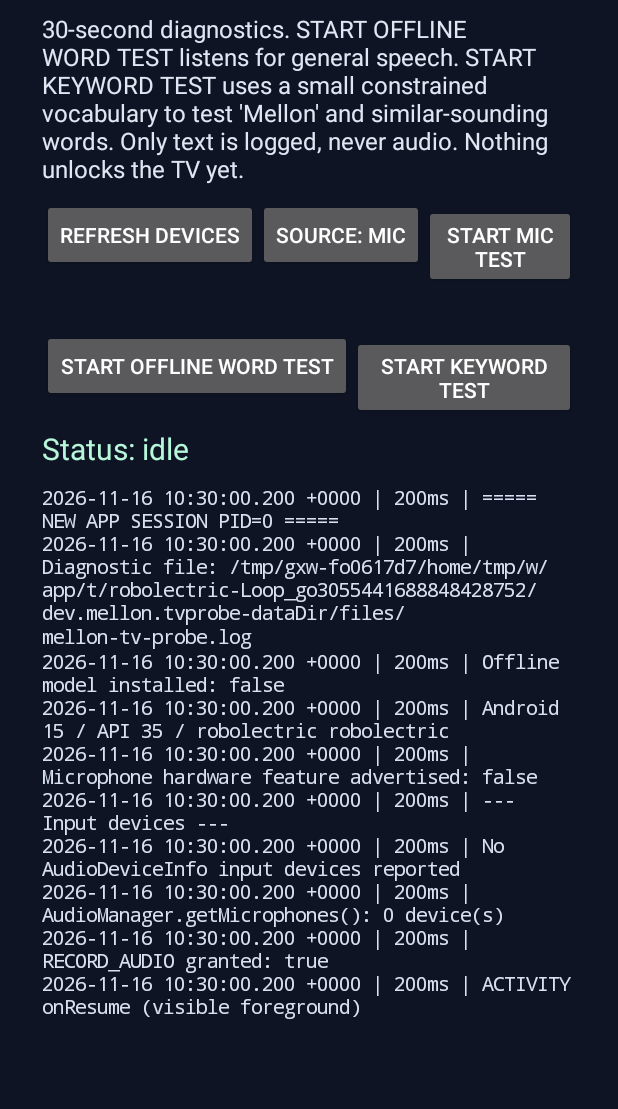
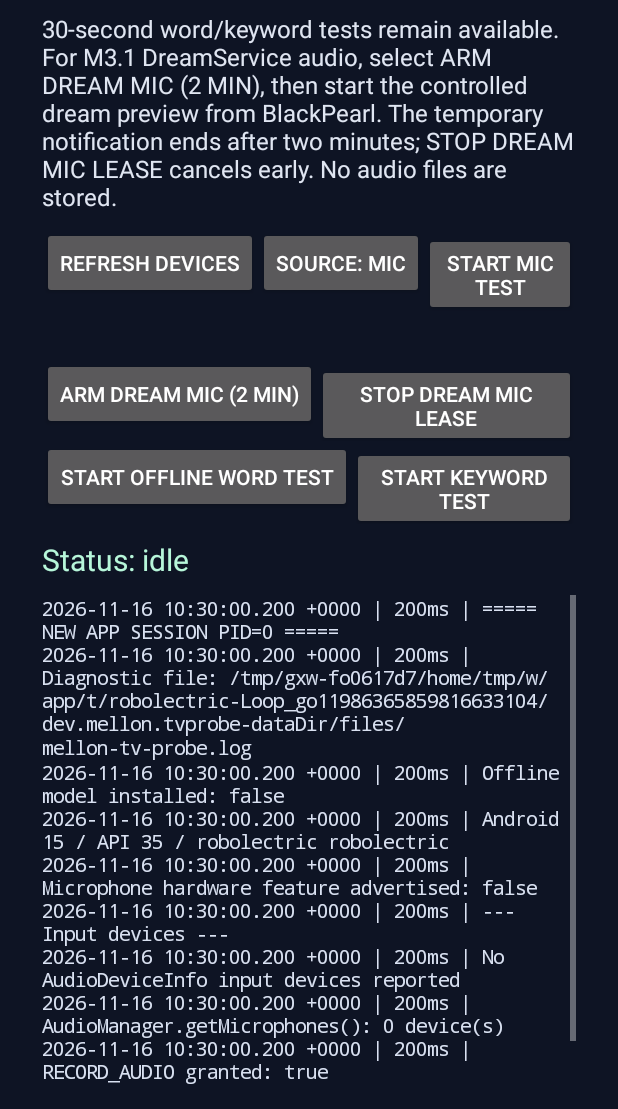
Before and after one commit to ap0calypse644/Mellon, an Android app: the MainActivity screen opened directly, with no data from a screen before it, on a phone screen of 412 x 824 dp, the part 127-1236 px from its top. Run offline under Robolectric (Android 15) with nearby library versions, the phone set to English and light mode, and no system bars; libraries missing offline, so code that uses them is left out: org.vosk.

Commit message:
test(android-tv): expose manual two-minute dream microphone lease controls

```diff
--- a/android-tv/probe/app/src/main/java/dev/mellon/tvprobe/MainActivity.kt
+++ b/android-tv/probe/app/src/main/java/dev/mellon/tvprobe/MainActivity.kt
@@ -3,6 +3,7 @@ package dev.mellon.tvprobe
 import android.Manifest
 import android.app.Activity
 import android.content.Context
+import android.content.Intent
 import android.content.pm.PackageManager
 import android.media.AudioDeviceInfo
 import android.media.AudioFormat
@@ -40,6 +41,7 @@ import kotlin.math.max
 class MainActivity : Activity() {
     private val logTag = "MellonMicProbe"
     private val permissionRequest = 101
+    private val leasePermissionRequest = 102
     private val maxCaptureMs = 30_000L
     private val logFileName = "mellon-tv-probe.log"
     private val fileLock = Any()
@@ -51,6 +53,8 @@ class MainActivity : Activity() {
     private lateinit var modeButton: Button
     private lateinit var wordButton: Button
     private lateinit var keywordButton: Button
+    private lateinit var startLeaseButton: Button
+    private lateinit var stopLeaseButton: Button
     private var requestingWordTest = false
     private var keywordTestRequested = false
     private val keywordGrammar = """["melon", "mellon", "hello", "yellow", "open the door", "[unk]"]"""
@@ -85,7 +89,7 @@ class MainActivity : Activity() {
         root.addView(title)
 
         val instructions = TextView(this).apply {
-            text = "30-second diagnostics. START OFFLINE WORD TEST listens for general speech. START KEYWORD TEST uses a small constrained vocabulary to test 'Mellon' and similar-sounding words. Only text is logged, never audio. Nothing unlocks the TV yet."
+            text = "30-second word/keyword tests remain available. For M3.1 DreamService audio, select ARM DREAM MIC (2 MIN), then start the controlled dream preview from BlackPearl. The temporary notification ends after two minutes; STOP DREAM MIC LEASE cancels early. No audio files are stored."
             textSize = 16f
             setTextColor(0xffe0e6f2.toInt())
             setPadding(0, 12, 0, 14)
@@ -113,6 +117,18 @@ class MainActivity : Activity() {
         buttons.addView(startButton)
         buttons.addView(stopButton)
         root.addView(buttons)
+        val leaseButtons = LinearLayout(this).apply { orientation = LinearLayout.HORIZONTAL }
+        startLeaseButton = Button(this).apply {
+            text = "ARM DREAM MIC (2 MIN)"
+            setOnClickListener { armDreamMicLease() }
+        }
+        stopLeaseButton = Button(this).apply {
+            text = "STOP DREAM MIC LEASE"
+            setOnClickListener { stopDreamMicLease() }
+        }
+        leaseButtons.addView(startLeaseButton)
+        leaseButtons.addView(stopLeaseButton)
+        root.addView(leaseButtons)
         val offlineButtons = LinearLayout(this).apply { orientation = LinearLayout.HORIZONTAL }
         offlineButtons.addView(wordButton)
         offlineButtons.addView(keywordButton)
@@ -185,6 +201,25 @@ class MainActivity : Activity() {
             event("getMicrophones failed: ${e.javaClass.simpleName}: ${e.message}")
         }
         event("RECORD_AUDIO granted: ${checkSelfPermission(Manifest.permission.RECORD_AUDIO) == PackageManager.PERMISSION_GRANTED}")
+    }
+
+    private fun armDreamMicLease() {
+        if (checkSelfPermission(Manifest.permission.RECORD_AUDIO) != PackageManager.PERMISSION_GRANTED) {
+            event("Dream microphone lease requires RECORD_AUDIO permission")
+            requestPermissions(arrayOf(Manifest.permission.RECORD_AUDIO), leasePermissionRequest)
+            return
+        }
+        try {
+            startForegroundService(Intent(this, DreamMicLeaseService::class.java))
+            event("DREAM MIC LEASE requested from visible activity (expires after 120 seconds)")
+        } catch (e: Exception) {
+            event("DREAM MIC LEASE request failed: ${e.javaClass.simpleName}: ${e.message}")
+        }
+    }
+
+    private fun stopDreamMicLease() {
+        val stopped = stopService(Intent(this, DreamMicLeaseService::class.java))
+        event("DREAM MIC LEASE stop requested, serviceWasRunning=$stopped")
     }
 
     private fun requestOrStart() {
@@ -270,6 +305,14 @@ class MainActivity : Activity() {
         grantResults: IntArray
     ) {
         super.onRequestPermissionsResult(requestCode, permissions, grantResults)
+        if (requestCode == leasePermissionRequest) {
+            if (grantResults.firstOrNull() == PackageManager.PERMISSION_GRANTED) {
+                armDreamMicLease()
+            } else {
+                event("Dream microphone lease RECORD_AUDIO denied")
+            }
+            return
+        }
         if (requestCode == permissionRequest) {
             if (grantResults.firstOrNull() == PackageManager.PERMISSION_GRANTED) {
                 if (requestingWordTest) loadWordModelAndStart() else startCapture()
```
